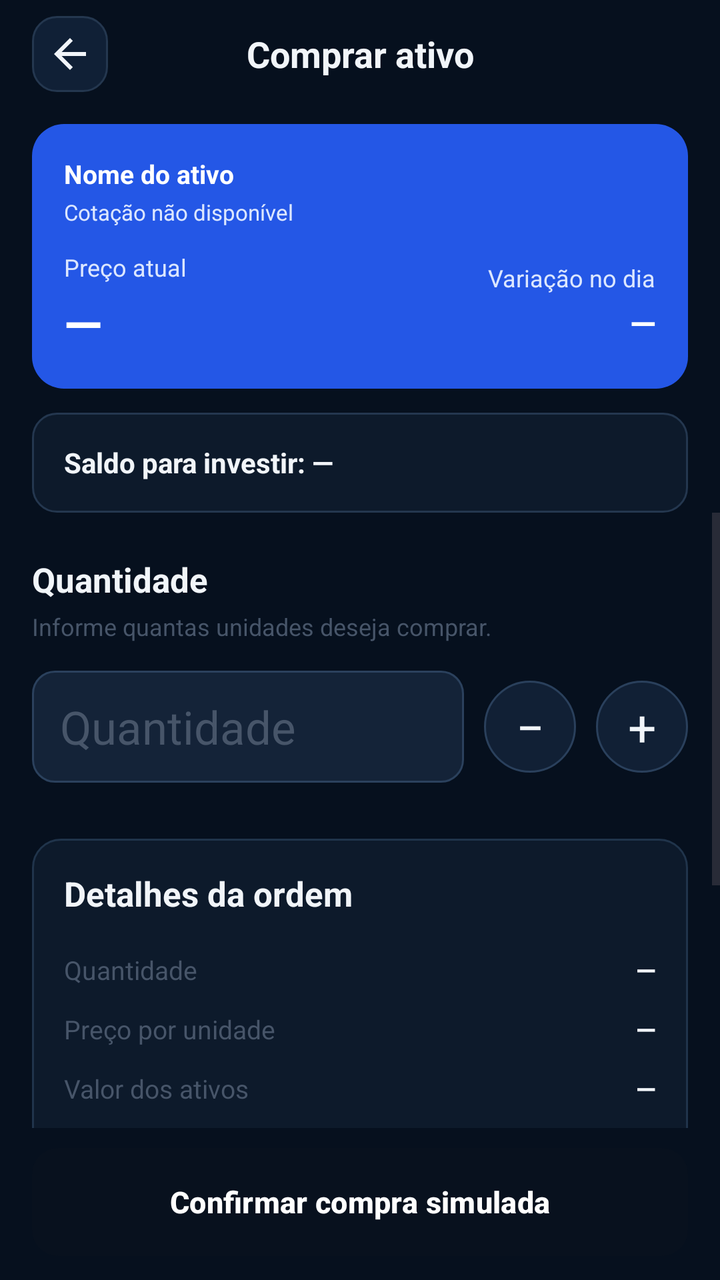
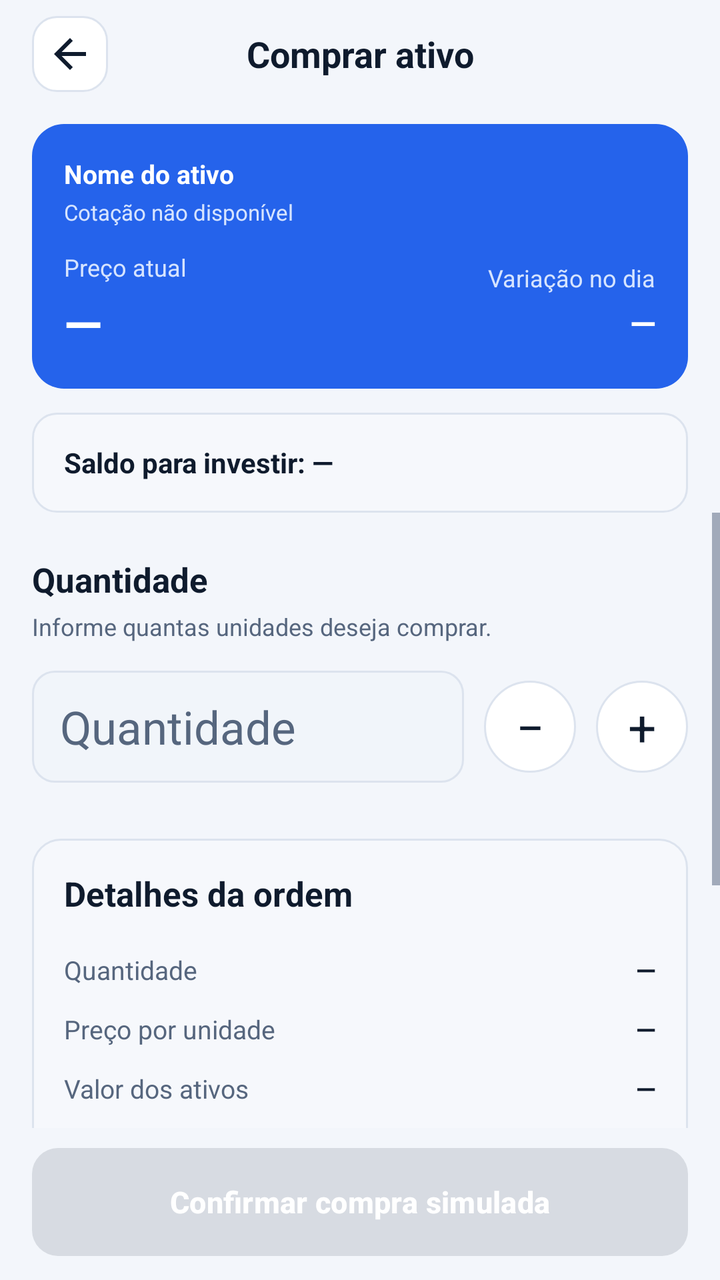

Screens rendered from an Android XML layout before and after an edit, with the pre-edit source and the edit as a unified diff.
<!-- AndroidManifest.xml: application theme Theme.AccurancyMobileApp -->
<!-- res/layout/activity_buy_asset.xml -->
<?xml version="1.0" encoding="utf-8"?>
<androidx.constraintlayout.widget.ConstraintLayout
    xmlns:android="http://schemas.android.com/apk/res/android"
    xmlns:app="http://schemas.android.com/apk/res-auto"
    android:id="@+id/buyAssetRoot"
    android:layout_width="match_parent"
    android:layout_height="match_parent"
    android:background="@color/bg_deep">

    <LinearLayout
        android:id="@+id/buyAssetHeader"
        android:layout_width="0dp"
        android:layout_height="54dp"
        android:gravity="center_vertical"
        android:orientation="horizontal"
        android:paddingStart="16dp"
        android:paddingEnd="16dp"
        app:layout_constraintEnd_toEndOf="parent"
        app:layout_constraintStart_toStartOf="parent"
        app:layout_constraintTop_toTopOf="parent">

        <ImageButton
            android:id="@+id/btnBackBuyAsset"
            android:layout_width="38dp"
            android:layout_height="38dp"
            android:background="@drawable/bg_buy_asset_icon_button"
            android:contentDescription="Voltar para os detalhes do ativo"
            android:padding="9dp"
            android:src="@drawable/ic_arrow_back"
            app:tint="@color/text_primary" />

        <TextView
            android:id="@+id/tvBuyAssetTitle"
            android:layout_width="0dp"
            android:layout_height="wrap_content"
            android:layout_weight="1"
            android:gravity="center"
            android:maxLines="1"
            android:ellipsize="end"
            android:text="Comprar ativo"
            android:textColor="@color/text_primary"
            android:textSize="18sp"
            android:textStyle="bold" />

        <View
            android:layout_width="38dp"
            android:layout_height="38dp" />
    </LinearLayout>

    <LinearLayout
        android:id="@+id/buyQuoteSummary"
        android:layout_width="0dp"
        android:layout_height="wrap_content"
        android:layout_marginStart="16dp"
        android:layout_marginTop="8dp"
        android:layout_marginEnd="16dp"
        android:background="@drawable/bg_buy_asset_quote"
        android:orientation="vertical"
        android:padding="16dp"
        app:layout_constraintEnd_toEndOf="parent"
        app:layout_constraintStart_toStartOf="parent"
        app:layout_constraintTop_toBottomOf="@id/buyAssetHeader">

        <TextView
            android:id="@+id/tvBuyAssetName"
            android:layout_width="match_parent"
            android:layout_height="wrap_content"
            android:ellipsize="end"
            android:maxLines="1"
            android:text="Nome do ativo"
            android:textColor="#FFFFFF"
            android:textSize="13sp"
            android:textStyle="bold" />

        <TextView
            android:id="@+id/tvBuyQuoteUpdatedAt"
            android:layout_width="match_parent"
            android:layout_height="wrap_content"
            android:layout_marginTop="3dp"
            android:text="Cotação não disponível"
            android:textColor="#DCE7FF"
            android:textSize="11sp" />

        <LinearLayout
            android:layout_width="match_parent"
            android:layout_height="wrap_content"
            android:layout_marginTop="12dp"
            android:gravity="center_vertical"
            android:orientation="horizontal">

            <LinearLayout
                android:layout_width="0dp"
                android:layout_height="wrap_content"
                android:layout_weight="1"
                android:orientation="vertical">

                <TextView
                    android:layout_width="wrap_content"
                    android:layout_height="wrap_content"
                    android:text="Preço atual"
                    android:textColor="#DCE7FF"
                    android:textSize="12sp" />

                <TextView
                    android:id="@+id/tvBuyLastPrice"
                    android:layout_width="wrap_content"
                    android:layout_height="wrap_content"
                    android:layout_marginTop="3dp"
                    android:text="—"
                    android:textColor="#FFFFFF"
                    android:textSize="25sp"
                    android:textStyle="bold" />
            </LinearLayout>

            <LinearLayout
                android:layout_width="wrap_content"
                android:layout_height="wrap_content"
                android:gravity="end"
                android:orientation="vertical">

                <TextView
                    android:layout_width="wrap_content"
                    android:layout_height="wrap_content"
                    android:text="Variação no dia"
                    android:textColor="#DCE7FF"
                    android:textSize="12sp" />

                <TextView
                    android:id="@+id/tvBuyDailyChange"
                    android:layout_width="wrap_content"
                    android:layout_height="wrap_content"
                    android:layout_marginTop="3dp"
                    android:text="—"
                    android:textColor="#FFFFFF"
                    android:textSize="17sp"
                    android:textStyle="bold" />
            </LinearLayout>
        </LinearLayout>
    </LinearLayout>

    <TextView
        android:id="@+id/tvBuyAvailableBalance"
        android:layout_width="0dp"
        android:layout_height="50dp"
        android:layout_marginStart="16dp"
        android:layout_marginTop="12dp"
        android:layout_marginEnd="16dp"
        android:background="@drawable/bg_buy_asset_balance"
        android:gravity="center_vertical"
        android:paddingStart="16dp"
        android:paddingEnd="16dp"
        android:text="Saldo para investir: —"
        android:textColor="@color/text_primary"
        android:textSize="14sp"
        android:textStyle="bold"
        app:layout_constraintEnd_toEndOf="parent"
        app:layout_constraintStart_toStartOf="parent"
        app:layout_constraintTop_toBottomOf="@id/buyQuoteSummary" />

    <ScrollView
        android:id="@+id/scrollBuyAsset"
        android:layout_width="0dp"
        android:layout_height="0dp"
        android:clipToPadding="false"
        android:fillViewport="false"
        android:overScrollMode="never"
        android:paddingBottom="12dp"
        app:layout_constraintBottom_toTopOf="@id/buyOrderFooter"
        app:layout_constraintEnd_toEndOf="parent"
        app:layout_constraintStart_toStartOf="parent"
        app:layout_constraintTop_toBottomOf="@id/tvBuyAvailableBalance">

        <LinearLayout
            android:layout_width="match_parent"
            android:layout_height="wrap_content"
            android:orientation="vertical"
            android:paddingStart="16dp"
            android:paddingTop="22dp"
            android:paddingEnd="16dp"
            android:paddingBottom="18dp">

            <TextView
                android:layout_width="match_parent"
                android:layout_height="wrap_content"
                android:text="Quantidade"
                android:textColor="@color/text_primary"
                android:textSize="17sp"
                android:textStyle="bold" />

            <TextView
                android:id="@+id/tvBuyQuantityDescription"
                android:layout_width="match_parent"
                android:layout_height="wrap_content"
                android:layout_marginTop="4dp"
                android:text="Informe quantas unidades deseja comprar."
                android:textColor="@color/text_secondary"
                android:textSize="12sp" />

            <LinearLayout
                android:layout_width="match_parent"
                android:layout_height="56dp"
                android:layout_marginTop="14dp"
                android:gravity="center_vertical"
                android:orientation="horizontal">

                <EditText
                    android:id="@+id/edtBuyQuantity"
                    android:layout_width="0dp"
                    android:layout_height="match_parent"
                    android:layout_marginEnd="10dp"
                    android:layout_weight="1"
                    android:background="@drawable/bg_buy_asset_input"
                    android:digits="0123456789"
                    android:gravity="center_vertical"
                    android:hint="Quantidade"
                    android:inputType="number"
                    android:maxLength="7"
                    android:paddingStart="14dp"
                    android:paddingEnd="14dp"
                    android:singleLine="true"
                    android:textColor="@color/text_primary"
                    android:textColorHint="@color/text_secondary"
                    android:textSize="23sp" />

                <TextView
                    android:id="@+id/btnDecreaseBuyQuantity"
                    android:layout_width="46dp"
                    android:layout_height="46dp"
                    android:background="@drawable/bg_buy_asset_stepper"
                    android:gravity="center"
                    android:text="−"
                    android:textColor="@color/text_primary"
                    android:textSize="25sp" />

                <TextView
                    android:id="@+id/btnIncreaseBuyQuantity"
                    android:layout_width="46dp"
                    android:layout_height="46dp"
                    android:layout_marginStart="10dp"
                    android:background="@drawable/bg_buy_asset_stepper"
                    android:gravity="center"
                    android:text="+"
                    android:textColor="@color/text_primary"
                    android:textSize="25sp" />
            </LinearLayout>

            <LinearLayout
                android:id="@+id/buyOrderDetailsCard"
                android:layout_width="match_parent"
                android:layout_height="wrap_content"
                android:layout_marginTop="28dp"
                android:background="@drawable/bg_buy_asset_summary"
                android:orientation="vertical"
                android:padding="16dp">

                <TextView
                    android:layout_width="match_parent"
                    android:layout_height="wrap_content"
                    android:text="Detalhes da ordem"
                    android:textColor="@color/text_primary"
                    android:textSize="17sp"
                    android:textStyle="bold" />

                <LinearLayout
                    android:layout_width="match_parent"
                    android:layout_height="wrap_content"
                    android:layout_marginTop="18dp"
                    android:gravity="center_vertical"
                    android:orientation="horizontal">

                    <TextView
                        android:layout_width="0dp"
                        android:layout_height="wrap_content"
                        android:layout_weight="1"
                        android:text="Quantidade"
                        android:textColor="@color/text_secondary"
                        android:textSize="13sp" />

                    <TextView
                        android:id="@+id/tvBuyOrderQuantity"
                        android:layout_width="wrap_content"
                        android:layout_height="wrap_content"
                        android:text="—"
                        android:textColor="@color/text_primary"
                        android:textSize="13sp"
                        android:textStyle="bold" />
                </LinearLayout>

                <LinearLayout
                    android:layout_width="match_parent"
                    android:layout_height="wrap_content"
                    android:layout_marginTop="12dp"
                    android:gravity="center_vertical"
                    android:orientation="horizontal">

                    <TextView
                        android:layout_width="0dp"
                        android:layout_height="wrap_content"
                        android:layout_weight="1"
                        android:text="Preço por unidade"
                        android:textColor="@color/text_secondary"
                        android:textSize="13sp" />

                    <TextView
                        android:id="@+id/tvBuyUnitPrice"
                        android:layout_width="wrap_content"
                        android:layout_height="wrap_content"
                        android:text="—"
                        android:textColor="@color/text_primary"
                        android:textSize="13sp"
                        android:textStyle="bold" />
                </LinearLayout>

                <LinearLayout
                    android:layout_width="match_parent"
                    android:layout_height="wrap_content"
                    android:layout_marginTop="12dp"
                    android:gravity="center_vertical"
                    android:orientation="horizontal">

                    <TextView
                        android:id="@+id/tvBuyAssetsSubtotalLabel"
                        android:layout_width="0dp"
                        android:layout_height="wrap_content"
                        android:layout_weight="1"
                        android:text="Valor dos ativos"
                        android:textColor="@color/text_secondary"
                        android:textSize="13sp" />

                    <TextView
                        android:id="@+id/tvBuyAssetsSubtotal"
                        android:layout_width="wrap_content"
                        android:layout_height="wrap_content"
                        android:text="—"
                        android:textColor="@color/text_primary"
                        android:textSize="13sp"
                        android:textStyle="bold" />
                </LinearLayout>

                <LinearLayout
                    android:layout_width="match_parent"
                    android:layout_height="wrap_content"
                    android:layout_marginTop="12dp"
                    android:gravity="center_vertical"
                    android:orientation="horizontal">

                    <TextView
                        android:layout_width="0dp"
                        android:layout_height="wrap_content"
                        android:layout_weight="1"
                        android:text="Taxas estimadas"
                        android:textColor="@color/text_secondary"
                        android:textSize="13sp" />

                    <TextView
                        android:id="@+id/tvBuyEstimatedFees"
                        android:layout_width="wrap_content"
                        android:layout_height="wrap_content"
                        android:text="—"
                        android:textColor="@color/text_primary"
                        android:textSize="13sp"
                        android:textStyle="bold" />
                </LinearLayout>

                <View
                    android:layout_width="match_parent"
                    android:layout_height="1dp"
                    android:layout_marginTop="18dp"
                    android:layout_marginBottom="14dp"
                    android:background="#24374F" />

                <LinearLayout
                    android:layout_width="match_parent"
                    android:layout_height="wrap_content"
                    android:gravity="center_vertical"
                    android:orientation="horizontal">

                    <TextView
                        android:id="@+id/tvBuyEstimatedTotalLabel"
                        android:layout_width="0dp"
                        android:layout_height="wrap_content"
                        android:layout_weight="1"
                        android:text="Total estimado"
                        android:textColor="@color/text_primary"
                        android:textSize="15sp"
                        android:textStyle="bold" />

                    <TextView
                        android:id="@+id/tvBuyEstimatedTotal"
                        android:layout_width="wrap_content"
                        android:layout_height="wrap_content"
                        android:text="—"
                        android:textColor="#FFFFFF"
                        android:textSize="18sp"
                        android:textStyle="bold" />
                </LinearLayout>
            </LinearLayout>

            <TextView
                android:id="@+id/tvBuySimulationNotice"
                android:layout_width="match_parent"
                android:layout_height="wrap_content"
                android:layout_marginTop="14dp"
                android:background="@drawable/bg_buy_asset_notice"
                android:padding="13dp"
                android:text="Operação simulada para fins educacionais. Nenhuma ordem será enviada à B3."
                android:textColor="@color/text_secondary"
                android:textSize="12sp" />
        </LinearLayout>
    </ScrollView>

    <LinearLayout
        android:id="@+id/buyOrderFooter"
        android:layout_width="0dp"
        android:layout_height="wrap_content"
        android:background="@color/bg_deep"
        android:orientation="vertical"
        android:paddingStart="16dp"
        android:paddingTop="10dp"
        android:paddingEnd="16dp"
        android:paddingBottom="12dp"
        app:layout_constraintBottom_toBottomOf="parent"
        app:layout_constraintEnd_toEndOf="parent"
        app:layout_constraintStart_toStartOf="parent">

        <Button
            android:id="@+id/btnSubmitBuyOrder"
            android:layout_width="match_parent"
            android:layout_height="54dp"
            android:background="@drawable/bg_buy_asset_primary_button"
            android:backgroundTint="@null"
            android:enabled="false"
            android:minHeight="0dp"
            android:text="Confirmar compra simulada"
            android:textAllCaps="false"
            android:textColor="#FFFFFF"
            android:textSize="15sp"
            android:textStyle="bold" />
    </LinearLayout>

</androidx.constraintlayout.widget.ConstraintLayout>
<!-- resources referenced by this layout -->
<resources>
  <color name="bg_deep">#FF06101E</color>
  <color name="text_primary">#FFF1F5F9</color>
  <color name="text_secondary">#FF475569</color>
  <!-- drawable bg_buy_asset_balance (drawable) -->
  <?xml version="1.0" encoding="utf-8"?>
  <shape xmlns:android="http://schemas.android.com/apk/res/android" android:shape="rectangle">
      <solid android:color="#0D1A2B" />
      <stroke android:width="1dp" android:color="#24374F" />
      <corners android:radius="12dp" />
  </shape>
  <!-- drawable bg_buy_asset_icon_button (drawable) -->
  <?xml version="1.0" encoding="utf-8"?>
  <shape xmlns:android="http://schemas.android.com/apk/res/android" android:shape="rectangle">
      <solid android:color="#102036" />
      <stroke android:width="1dp" android:color="#24374F" />
      <corners android:radius="12dp" />
  </shape>
  <!-- drawable bg_buy_asset_input (drawable) -->
  <?xml version="1.0" encoding="utf-8"?>
  <shape xmlns:android="http://schemas.android.com/apk/res/android" android:shape="rectangle">
      <solid android:color="#142338" />
      <stroke android:width="1dp" android:color="#2B415D" />
      <corners android:radius="11dp" />
  </shape>
  <!-- drawable bg_buy_asset_notice (drawable) -->
  <?xml version="1.0" encoding="utf-8"?>
  <shape xmlns:android="http://schemas.android.com/apk/res/android" android:shape="rectangle">
      <solid android:color="#0D1A2B" />
      <stroke android:width="1dp" android:color="#20344B" />
      <corners android:radius="12dp" />
  </shape>
  <!-- drawable bg_buy_asset_primary_button (drawable) -->
  <?xml version="1.0" encoding="utf-8"?>
  <shape xmlns:android="http://schemas.android.com/apk/res/android" android:shape="rectangle">
      <solid android:color="#2563EB" />
      <corners android:radius="13dp" />
  </shape>
  <!-- drawable bg_buy_asset_quote (drawable) -->
  <?xml version="1.0" encoding="utf-8"?>
  <shape xmlns:android="http://schemas.android.com/apk/res/android" android:shape="rectangle">
      <solid android:color="#2457E6" />
      <corners android:radius="16dp" />
  </shape>
  <!-- drawable bg_buy_asset_stepper (drawable) -->
  <?xml version="1.0" encoding="utf-8"?>
  <shape xmlns:android="http://schemas.android.com/apk/res/android" android:shape="rectangle">
      <solid android:color="#112035" />
      <stroke android:width="1dp" android:color="#2A405C" />
      <corners android:radius="23dp" />
  </shape>
  <!-- drawable bg_buy_asset_summary (drawable) -->
  <?xml version="1.0" encoding="utf-8"?>
  <shape xmlns:android="http://schemas.android.com/apk/res/android" android:shape="rectangle">
      <solid android:color="#0D1A2B" />
      <stroke android:width="1dp" android:color="#20344B" />
      <corners android:radius="14dp" />
  </shape>
  <style name="Base.Theme.AccurancyMobileApp" parent="Theme.Material3.DayNight.NoActionBar">
          
          
  
      </style>
  <!-- unchanged entries left out for length: 2 -->
</resources>

<!-- the commit's change to res/layout/activity_buy_asset.xml (unified diff, before → after) -->
@@ -78,7 +78,7 @@
             android:layout_height="wrap_content"
             android:layout_marginTop="3dp"
             android:text="Cotação não disponível"
-            android:textColor="#DCE7FF"
+            android:textColor="@color/texto_sobre_destaque"
             android:textSize="11sp" />
 
         <LinearLayout
@@ -98,7 +98,7 @@
                     android:layout_width="wrap_content"
                     android:layout_height="wrap_content"
                     android:text="Preço atual"
-                    android:textColor="#DCE7FF"
+                    android:textColor="@color/texto_sobre_destaque"
                     android:textSize="12sp" />
 
                 <TextView
@@ -122,7 +122,7 @@
                     android:layout_width="wrap_content"
                     android:layout_height="wrap_content"
                     android:text="Variação no dia"
-                    android:textColor="#DCE7FF"
+                    android:textColor="@color/texto_sobre_destaque"
                     android:textSize="12sp" />
 
                 <TextView
@@ -367,7 +367,7 @@
                     android:layout_height="1dp"
                     android:layout_marginTop="18dp"
                     android:layout_marginBottom="14dp"
-                    android:background="#24374F" />
+                    android:background="@color/divider" />
 
                 <LinearLayout
                     android:layout_width="match_parent"
@@ -390,7 +390,7 @@
                         android:layout_width="wrap_content"
                         android:layout_height="wrap_content"
                         android:text="—"
-                        android:textColor="#FFFFFF"
+                        android:textColor="@color/text_primary"
                         android:textSize="18sp"
                         android:textStyle="bold" />
                 </LinearLayout>
<!-- resource entries referenced after the edit -->
@@ -1,67 +1,106 @@
 <!-- resources referenced by this layout -->
 <resources>
-  <color name="bg_deep">#FF06101E</color>
-  <color name="text_primary">#FFF1F5F9</color>
-  <color name="text_secondary">#FF475569</color>
+  <color name="bg_deep">#FFF3F6FB</color>
+  <color name="divider">#FFE6EBF2</color>
+  <color name="text_primary">#FF0F1B2D</color>
+  <color name="text_secondary">#FF56667E</color>
+  <color name="texto_sobre_destaque">#FFD6E4FF</color>
   <!-- drawable bg_buy_asset_balance (drawable) -->
   <?xml version="1.0" encoding="utf-8"?>
   <shape xmlns:android="http://schemas.android.com/apk/res/android" android:shape="rectangle">
-      <solid android:color="#0D1A2B" />
-      <stroke android:width="1dp" android:color="#24374F" />
+      <solid android:color="@color/superficie_campo" />
+      <stroke android:width="1dp" android:color="@color/borda" />
       <corners android:radius="12dp" />
   </shape>
   <!-- drawable bg_buy_asset_icon_button (drawable) -->
   <?xml version="1.0" encoding="utf-8"?>
   <shape xmlns:android="http://schemas.android.com/apk/res/android" android:shape="rectangle">
-      <solid android:color="#102036" />
-      <stroke android:width="1dp" android:color="#24374F" />
+      <solid android:color="@color/card_background" />
+      <stroke android:width="1dp" android:color="@color/borda" />
       <corners android:radius="12dp" />
   </shape>
   <!-- drawable bg_buy_asset_input (drawable) -->
   <?xml version="1.0" encoding="utf-8"?>
   <shape xmlns:android="http://schemas.android.com/apk/res/android" android:shape="rectangle">
-      <solid android:color="#142338" />
-      <stroke android:width="1dp" android:color="#2B415D" />
+      <solid android:color="@color/card_background_2" />
+      <stroke android:width="1dp" android:color="@color/borda" />
       <corners android:radius="11dp" />
   </shape>
   <!-- drawable bg_buy_asset_notice (drawable) -->
   <?xml version="1.0" encoding="utf-8"?>
   <shape xmlns:android="http://schemas.android.com/apk/res/android" android:shape="rectangle">
-      <solid android:color="#0D1A2B" />
-      <stroke android:width="1dp" android:color="#20344B" />
+      <solid android:color="@color/superficie_campo" />
+      <stroke android:width="1dp" android:color="@color/borda" />
       <corners android:radius="12dp" />
   </shape>
   <!-- drawable bg_buy_asset_primary_button (drawable) -->
   <?xml version="1.0" encoding="utf-8"?>
   <shape xmlns:android="http://schemas.android.com/apk/res/android" android:shape="rectangle">
-      <solid android:color="#2563EB" />
+      <solid android:color="@color/primary_blue" />
       <corners android:radius="13dp" />
   </shape>
   <!-- drawable bg_buy_asset_quote (drawable) -->
   <?xml version="1.0" encoding="utf-8"?>
   <shape xmlns:android="http://schemas.android.com/apk/res/android" android:shape="rectangle">
-      <solid android:color="#2457E6" />
+      <solid android:color="@color/primary_blue" />
       <corners android:radius="16dp" />
   </shape>
   <!-- drawable bg_buy_asset_stepper (drawable) -->
   <?xml version="1.0" encoding="utf-8"?>
   <shape xmlns:android="http://schemas.android.com/apk/res/android" android:shape="rectangle">
-      <solid android:color="#112035" />
-      <stroke android:width="1dp" android:color="#2A405C" />
+      <solid android:color="@color/card_background" />
+      <stroke android:width="1dp" android:color="@color/borda" />
       <corners android:radius="23dp" />
   </shape>
   <!-- drawable bg_buy_asset_summary (drawable) -->
   <?xml version="1.0" encoding="utf-8"?>
   <shape xmlns:android="http://schemas.android.com/apk/res/android" android:shape="rectangle">
-      <solid android:color="#0D1A2B" />
-      <stroke android:width="1dp" android:color="#20344B" />
+      <solid android:color="@color/superficie_campo" />
+      <stroke android:width="1dp" android:color="@color/borda" />
       <corners android:radius="14dp" />
   </shape>
+  <color name="superficie_campo">#FFF6F8FC</color>
+  <color name="borda">#FFDCE3EE</color>
+  <color name="card_background">#FFFFFFFF</color>
+  <color name="card_background_2">#FFF1F5FA</color>
+  <color name="primary_blue">#FF2563EB</color>
   <style name="Base.Theme.AccurancyMobileApp" parent="Theme.Material3.DayNight.NoActionBar">
+          <item name="colorPrimary">@color/primary_blue</item>
+          <item name="colorOnPrimary">@color/white</item>
+          <item name="colorPrimaryContainer">@color/superficie_selecionada</item>
+          <item name="colorOnPrimaryContainer">@color/text_primary</item>
+          <item name="colorSecondary">@color/link</item>
+          <item name="colorSurface">@color/card_background</item>
+          <item name="colorOnSurface">@color/text_primary</item>
+          <item name="colorOnSurfaceVariant">@color/text_secondary</item>
+          <item name="colorOnSecondary">@color/white</item>
+          <item name="colorSecondaryContainer">@color/superficie_selecionada</item>
+          <item name="colorOnSecondaryContainer">@color/text_primary</item>
           
-          
-  
+          <item name="colorSurfaceVariant">@color/card_background_2</item>
+          <item name="colorSurfaceContainerLowest">@color/card_background</item>
+          <item name="colorSurfaceContainerLow">@color/card_background</item>
+          <item name="colorSurfaceContainer">@color/card_background_2</item>
+          <item name="colorSurfaceContainerHigh">@color/card_background</item>
+          <item name="colorSurfaceContainerHighest">@color/trilho</item>
+          <item name="colorOutline">@color/borda_forte</item>
+          <item name="colorOutlineVariant">@color/borda</item>
+          <item name="colorError">@color/negativo_destaque</item>
+          <item name="android:colorBackground">@color/bg_deep</item>
+          <item name="android:windowBackground">@color/bg_deep</item>
+          <item name="android:textColorPrimary">@color/text_primary</item>
+          <item name="android:textColorSecondary">@color/text_secondary</item>
+          <item name="android:textColorHint">@color/text_placeholder</item>
+          <item name="android:windowLightStatusBar">@bool/barras_sistema_claras</item>
+          <item name="android:windowLightNavigationBar" tools:targetApi="27">@bool/barras_sistema_claras</item>
       </style>
+  <color name="white">#FFFFFFFF</color>
+  <color name="superficie_selecionada">#FFE4EDFD</color>
+  <color name="link">#FF1D5BD8</color>
+  <color name="trilho">#FFE3E9F2</color>
+  <color name="borda_forte">#FFC5D0DF</color>
+  <color name="negativo_destaque">#FFD93545</color>
+  <color name="text_placeholder">#FF8A97AB</color>
   <!-- unchanged entries left out for length: 2 -->
 </resources>
 
